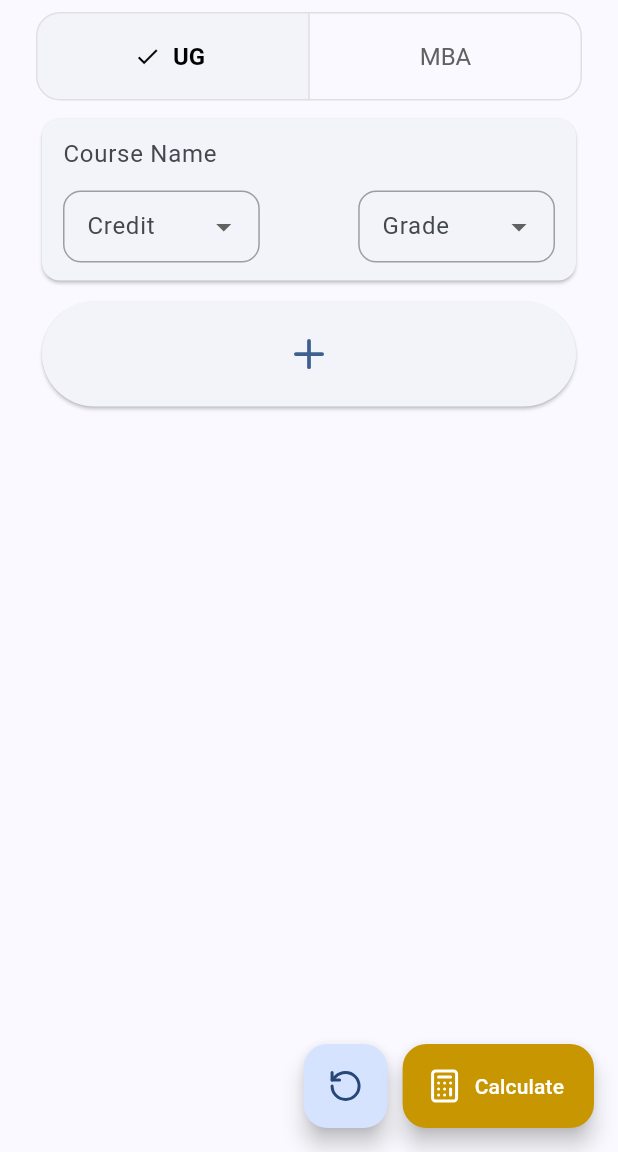
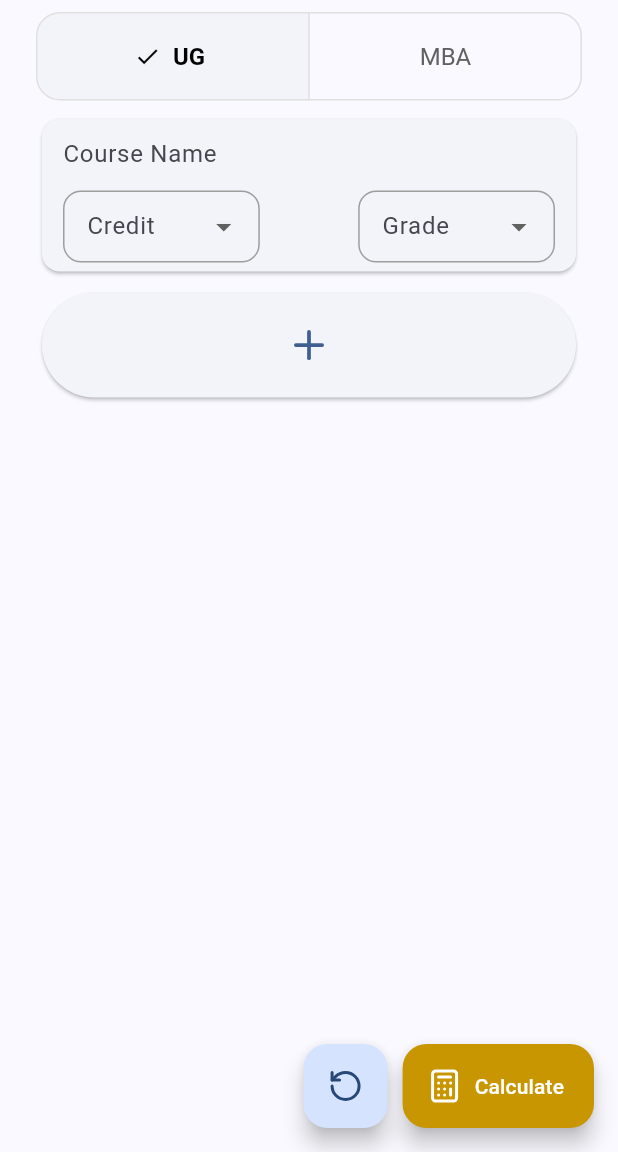
Before and after one commit to mllrr96/Gpa-Calculator, a Flutter app: the screen it shows after launch, on a phone screen of 412 x 824 dp, the part 84-1236 px from its top. Run offline on Flutter 3.47's test engine with Material 3 defaults, Android fonts, the phone set to English and light mode, and no system bars; drawn by our look-alikes of flutter_slidable; our stand-ins replace gap, lottie, lucide_icons.

Commit message:
Web ui refinements

```diff
--- a/lib/home.dart
+++ b/lib/home.dart
@@ -5,6 +5,8 @@ import 'package:gap/gap.dart';
 import 'package:gpa_calculator/widgets/course_card.dart';
 import 'package:gpa_calculator/models/course_model.dart';
 import 'package:gpa_calculator/utils/extension.dart';
+import 'package:gpa_calculator/widgets/desktop_buttons.dart';
+import 'package:gpa_calculator/widgets/desktop_widget.dart';
 import 'package:gpa_calculator/widgets/info_widget.dart';
 import 'package:lucide_icons/lucide_icons.dart';
 
@@ -41,12 +43,44 @@ class _HomePageState extends State<HomePage> {
     await context.showGpaDialog(gpa);
   }
 
+  Future<void> clearCourses() async {
+    if (courses.shouldNotReset) {
+      return;
+    }
+    // show dialog to confirm reset
+    if (courses.isEmpty || await context.showConfirmResetDialog()) {
+      courses.clear();
+      await Future.delayed(const Duration(milliseconds: 50));
+      courses.add(Course.empty());
+      if (mounted) {
+        context.unfocus();
+      }
+      setState(() {});
+    }
+  }
+
+  void addCourse() {
+    setState(() => courses.add(Course.empty()));
+  }
+
+  void showInfoDialog() {
+    showAboutDialog(
+      context: context,
+      applicationName: 'GPA Calculator',
+      applicationVersion: '1.0.2',
+      applicationIcon: Icon(LucideIcons.calculator, color: Color(0xFFC89601)),
+      children: [InfoWidget()],
+    );
+  }
+
   @override
   Widget build(BuildContext context) {
     return GestureDetector(
       onTap: context.unfocus,
       child: Scaffold(
         appBar: AppBar(
+          centerTitle: !context.isMobile,
+          surfaceTintColor: Colors.transparent,
           systemOverlayStyle: SystemUiOverlayStyle(
             statusBarIconBrightness: Brightness.light,
             statusBarBrightness: Brightness.dark,
@@ -57,33 +91,21 @@ class _HomePageState extends State<HomePage> {
                   : Theme.of(context).colorScheme.primary,
           title: Text('GPA Calculator', style: TextStyle(color: Colors.white)),
           actions: [
+            if (context.isMobile)
               IconButton(
                 padding: EdgeInsets.all(16.0),
                 icon: Icon(LucideIcons.info, color: Colors.white),
-              onPressed: () {
-                showAboutDialog(
-                  context: context,
-                  applicationName: 'GPA Calculator',
-                  applicationVersion: '1.0.2',
-                  applicationIcon: Icon(
-                    LucideIcons.calculator,
-                    color: Color(0xFFC89601),
-                  ),
-                  children: [InfoWidget()],
-                );
-              },
+                onPressed: showInfoDialog,
               ),
           ],
         ),
         body: Center(
           child: ConstrainedBox(
-            constraints: BoxConstraints(
-              maxWidth: 500,
-            ),
+            constraints: BoxConstraints(maxWidth: 800),
             child: Column(
               children: [
                 SizedBox(
-                  width: double.infinity,
+                  width: context.isMobile ? double.infinity : 500,
                   child: SegmentedButton(
                     expandedInsets: const EdgeInsets.symmetric(
                       horizontal: 24,
@@ -93,6 +115,17 @@ class _HomePageState extends State<HomePage> {
                       ButtonSegment(value: 0, label: Text('UG')),
                       ButtonSegment(value: 1, label: Text('MBA')),
                     ],
+                    style: ButtonStyle(
+                      padding:
+                          context.isMobile
+                              ? null
+                              : WidgetStateProperty.all(
+                                const EdgeInsets.symmetric(
+                                  horizontal: 24,
+                                  vertical: 30,
+                                ),
+                              ),
+                    ),
                     selected: {selectedSegment},
                     onSelectionChanged: (newSelection) {
                       if (newSelection.isEmpty ||
@@ -107,6 +140,17 @@ class _HomePageState extends State<HomePage> {
                     },
                   ),
                 ),
+                if (!context.isMobile)
+                  Expanded(
+                    child: DesktopWidget(
+                      courses: courses,
+                      isMBA: isMBA,
+                      onDelete: (index) {
+                        setState(() => courses.removeAt(index));
+                      },
+                    ),
+                  ),
+                if (context.isMobile)
                   Expanded(
                     child: SlidableAutoCloseBehavior(
                       child: ListView.separated(
@@ -115,15 +159,15 @@ class _HomePageState extends State<HomePage> {
                         itemBuilder: (context, index) {
                           if (index == courses.length) {
                             return Padding(
-                            padding: const EdgeInsets.symmetric(horizontal: 4.0),
+                              padding: const EdgeInsets.symmetric(
+                                horizontal: 4.0,
+                              ),
                               child: SizedBox(
                                 height: 70,
                                 child: Tooltip(
                                   message: 'Add Course',
                                   child: ElevatedButton(
-                                  onPressed: () {
-                                    setState(() => courses.add(Course.empty()));
-                                  },
+                                    onPressed: addCourse,
                                     child: Icon(LucideIcons.plus, size: 30),
                                   ),
                                 ),
@@ -140,7 +184,9 @@ class _HomePageState extends State<HomePage> {
                               children: [
                                 SlidableAction(
                                   onPressed:
-                                    (_) => setState(() => courses.removeAt(index)),
+                                      (_) => setState(
+                                        () => courses.removeAt(index),
+                                      ),
                                   backgroundColor: Colors.transparent,
                                   foregroundColor: Colors.red,
                                   icon: LucideIcons.trash2,
@@ -155,30 +201,27 @@ class _HomePageState extends State<HomePage> {
                       ),
                     ),
                   ),
+                if (!context.isMobile)
+                  DesktopButtons(
+                    onAddCourse: addCourse,
+                    onClearCourses: clearCourses,
+                    onCalculateGPA: () async {
+                      FocusManager.instance.primaryFocus?.unfocus();
+                      await calculateGPA();
+                    },
+                  ),
               ],
             ),
           ),
         ),
-        floatingActionButton: Row(
+        floatingActionButton:
+            context.isMobile
+                ? Row(
                   mainAxisAlignment: MainAxisAlignment.end,
                   children: [
                     FloatingActionButton(
-              onPressed: () async {
-                if (courses.shouldNotReset) {
-                  return;
-                }
-                // show dialog to confirm reset
-                if (courses.isEmpty || await context.showConfirmResetDialog()) {
-                  courses.clear();
-                  await Future.delayed(const Duration(milliseconds: 50));
-                  courses.add(Course.empty());
-                  if (context.mounted) {
-                    context.unfocus();
-                  }
-                  setState(() {});
-                }
-              },
-              tooltip: 'Reset',
+                      onPressed: clearCourses,
+                      tooltip: 'Clear Courses',
                       child: Icon(LucideIcons.rotateCcw),
                     ),
                     Gap(10),
@@ -189,10 +232,20 @@ class _HomePageState extends State<HomePage> {
                         await calculateGPA();
                       },
                       tooltip: 'Calculate GPA',
-              label: Text('Calculate', style: TextStyle(color: Colors.white)),
-              icon: const Icon(LucideIcons.calculator, color: Colors.white),
+                      label: Text(
+                        'Calculate',
+                        style: TextStyle(color: Colors.white),
+                      ),
+                      icon: const Icon(
+                        LucideIcons.calculator,
+                        color: Colors.white,
+                      ),
                     ),
                   ],
+                )
+                : FloatingActionButton(
+                  onPressed: showInfoDialog,
+                  child: Icon(LucideIcons.info, color: Colors.white),
                 ),
       ),
     );
--- a/lib/utils/extension.dart
+++ b/lib/utils/extension.dart
@@ -13,6 +13,8 @@ extension ListCourseExtension on List<Course> {
 }
 
 extension BuildContextExtension on BuildContext {
+  bool get isMobile => MediaQuery.of(this).size.width < 600;
+  // bool get isDesktop => MediaQuery.of(this).size.width >= 1200;
   bool get isDarkMode =>
       MediaQuery.of(this).platformBrightness == Brightness.dark;
 
--- a/lib/widgets/course_card.dart
+++ b/lib/widgets/course_card.dart
@@ -1,14 +1,16 @@
 import 'package:flutter/material.dart';
-import 'package:gap/gap.dart';
 import 'package:gpa_calculator/models/course_model.dart';
+import 'package:gpa_calculator/utils/extension.dart';
+import 'package:lucide_icons/lucide_icons.dart';
 
 import '../models/course_grade_enum.dart';
 
 class CourseCard extends StatelessWidget {
-  const CourseCard(this.course, {super.key, this.isMBA = false});
+  const CourseCard(this.course, {super.key, this.isMBA = false, this.onDelete});
 
   final Course course;
   final bool isMBA;
+  final void Function()? onDelete;
 
   @override
   Widget build(BuildContext context) {
@@ -33,12 +35,17 @@ class CourseCard extends StatelessWidget {
         borderSide: BorderSide(color: Colors.grey),
       ),
     );
-    return Card(
+    return SizedBox(
+      height: 110,
+      child: Stack(
+        children: [
+          Card(
+            child: Padding(
+              padding: const EdgeInsets.symmetric(horizontal: 14.0),
               child: Column(
+                mainAxisAlignment: !context.isMobile ? MainAxisAlignment.spaceEvenly: MainAxisAlignment.start,
                 children: [
-          Padding(
-            padding: const EdgeInsets.symmetric(horizontal: 14.0),
-            child: Row(
+                  Row(
                     mainAxisAlignment: MainAxisAlignment.spaceBetween,
                     children: [
                       Expanded(
@@ -57,9 +64,7 @@ class CourseCard extends StatelessWidget {
                         Text(course.totalPoints(isMBA: isMBA).toStringAsFixed(2)),
                     ],
                   ),
-          ),
-          Padding(
-            padding: const EdgeInsets.symmetric(horizontal: 14.0),
+                  Flexible(
                     child: Row(
                       mainAxisAlignment: MainAxisAlignment.spaceBetween,
                       children: [
@@ -124,7 +129,20 @@ class CourseCard extends StatelessWidget {
                       ],
                     ),
                   ),
-          Gap(12),
+                ],
+              ),
+            ),
+          ),
+          if(!context.isMobile)
+          Positioned(
+            top: 0,
+            right: 0,
+            child: IconButton(
+              icon: const Icon(LucideIcons.x),
+              onPressed: onDelete,
+            ),
+          ),
+
         ],
       ),
     );
```
Also changed, not shown: lib/widgets/desktop_buttons.dart (added, +65 -0 lines), lib/widgets/desktop_widget.dart (added, +32 -0 lines), pubspec.lock. Lines whose indentation alone changed are shown as unchanged.
